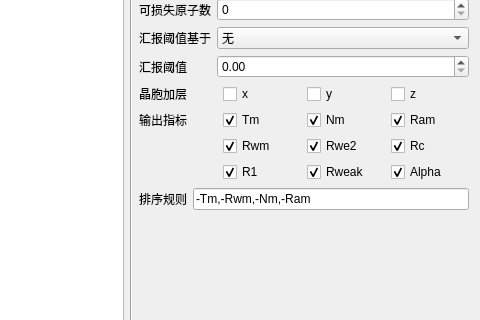
The window that crystaltoolgui/qt/tabresmatcher.ui (jingshenSN2/CrystalTool) describes before a commit, drawn with Qt 5; both pictures show x 217 to 697 and y 94 to 414 of the 697 by 570 pixel window.
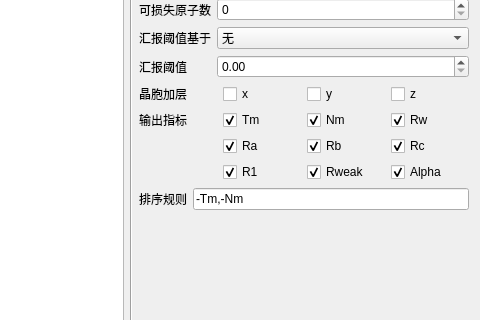
The same window after the commit.

Patch:
```diff
--- a/crystaltoolgui/qt/tabresmatcher.ui
+++ b/crystaltoolgui/qt/tabresmatcher.ui
@@ -207,7 +207,7 @@
                 <item row="4" column="1">
                     <widget class="QCheckBox" name="cB_Rwm">
                         <property name="text">
-                            <string>Rwm</string>
+          <string>Ra</string>
                         </property>
                         <property name="checked">
                             <bool>true</bool>
@@ -217,7 +217,7 @@
                 <item row="4" column="2">
                     <widget class="QCheckBox" name="cB_Rwe2">
                         <property name="text">
-                            <string>Rwe2</string>
+          <string>Rb</string>
                         </property>
                         <property name="checked">
                             <bool>true</bool>
@@ -284,7 +284,7 @@
                 <item row="1" column="3">
                     <widget class="QCheckBox" name="cB_Ram">
                         <property name="text">
-                            <string>Ram</string>
+          <string>Rw</string>
                         </property>
                         <property name="checked">
                             <bool>true</bool>
@@ -318,7 +318,7 @@
                             <string/>
                         </property>
                         <property name="text">
-                            <string>-Tm,-Rwm,-Nm,-Ram</string>
+          <string>-Tm,-Nm</string>
                         </property>
                         <property name="maxLength">
                             <number>32767</number>
```
Left out of the diff: 6 changed lines with no effect on the pictures. Lines whose indentation alone changed are shown as unchanged.
